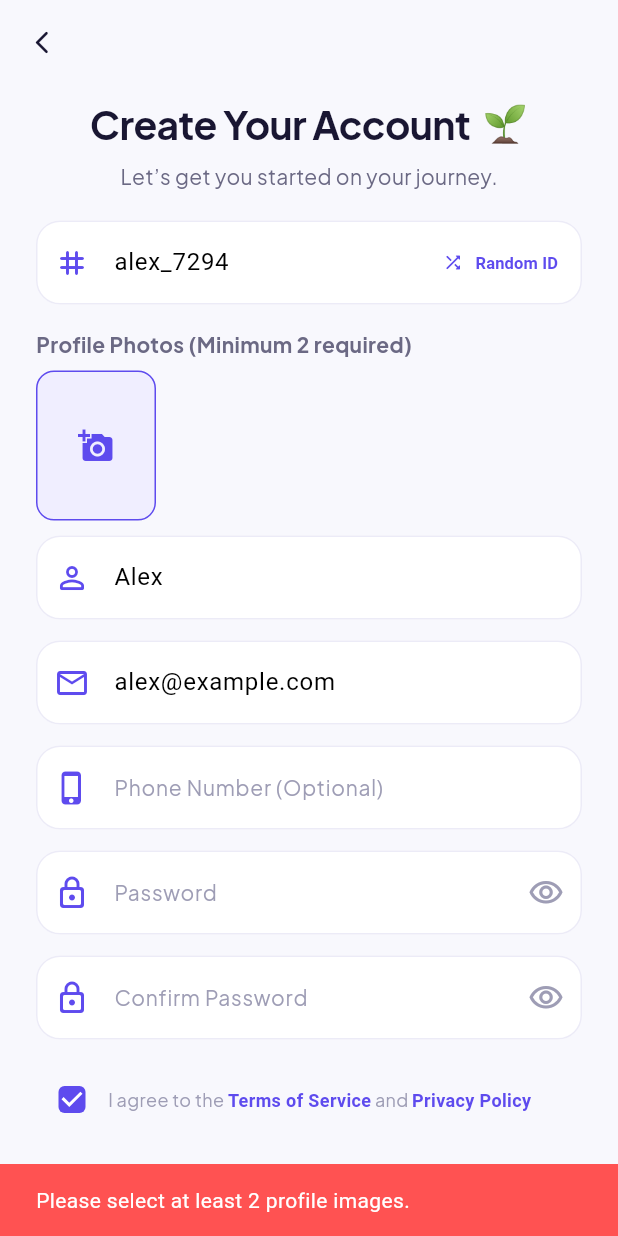
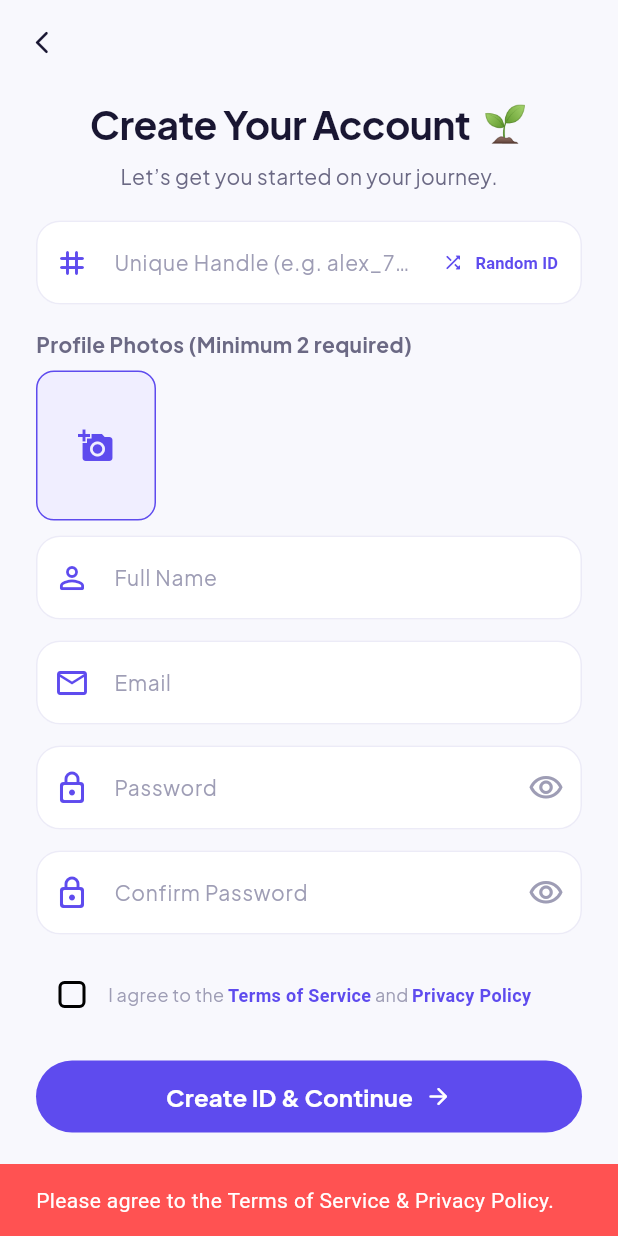
Before and after one commit to parasnath215/Wehere---AxioCraft, a Flutter app: the SignUpScreen screen opened by its route, after a tap on "Create ID & Continue", on a phone screen of 412 x 824 dp. Run offline on Flutter 3.47's test engine with Material 3 defaults, Android fonts, the light colour scheme and no system bars; our stand-ins replace dio, flutter_secure_storage, google_fonts, image_picker, socket_io_client; accounts and stored records are empty.

Commit message:
feat(frontend): Rebuild Signup screen to spec

```diff
--- a/lib/core/constants/app_constants.dart
+++ b/lib/core/constants/app_constants.dart
@@ -1,5 +1,5 @@
 class AppConstants {
-  static const String apiBaseUrl = String.fromEnvironment('API_URL', defaultValue: 'http://10.0.2.2:4000/api');
+  static const String apiBaseUrl = String.fromEnvironment('API_URL', defaultValue: 'https://api.wehere.app/api');
   static const String appName = 'Wehere';
   static const String appTagline = 'A safe place to talk, connect and heal.';
   static const String safeSpaceNotice =
--- a/lib/core/network/api_client.dart
+++ b/lib/core/network/api_client.dart
@@ -7,7 +7,7 @@ class ApiClient {
 
   ApiClient() {
     dio = Dio(BaseOptions(
-      baseUrl: const String.fromEnvironment('API_URL', defaultValue: 'http://localhost:3000/api'),
+      baseUrl: const String.fromEnvironment('API_URL', defaultValue: 'https://api.wehere.app/api'),
       connectTimeout: const Duration(seconds: 10),
       receiveTimeout: const Duration(seconds: 10),
       headers: {
--- a/lib/screens/auth/signup_screen.dart
+++ b/lib/screens/auth/signup_screen.dart
@@ -16,16 +16,15 @@ class SignUpScreen extends StatefulWidget {
 }
 
 class _SignUpScreenState extends State<SignUpScreen> {
-  final TextEditingController _handleController = TextEditingController(text: 'alex_7294');
-  final TextEditingController _nameController = TextEditingController(text: 'Alex');
-  final TextEditingController _emailController = TextEditingController(text: 'alex@example.com');
-  final TextEditingController _phoneController = TextEditingController();
+  final TextEditingController _handleController = TextEditingController();
+  final TextEditingController _nameController = TextEditingController();
+  final TextEditingController _emailController = TextEditingController();
   final TextEditingController _passwordController = TextEditingController();
   final TextEditingController _confirmPasswordController = TextEditingController();
 
   bool _obscurePassword = true;
   bool _obscureConfirmPassword = true;
-  bool _agreedToTerms = true;
+  bool _agreedToTerms = false;
 
   final List<String> _imagePaths = [];
   final ImagePicker _picker = ImagePicker();
@@ -67,6 +66,8 @@ class _SignUpScreenState extends State<SignUpScreen> {
 
   @override
   Widget build(BuildContext context) {
+    final auth = context.watch<AuthNotifier>();
+
     return Scaffold(
       backgroundColor: AppColors.background,
       appBar: AppBar(
@@ -189,17 +190,6 @@ class _SignUpScreenState extends State<SignUpScreen> {
               ),
               const SizedBox(height: 14),
 
-              // Phone Number (Optional)
-              TextField(
-                controller: _phoneController,
-                keyboardType: TextInputType.phone,
-                decoration: const InputDecoration(
-                  prefixIcon: Icon(Icons.phone_iphone_rounded, color: AppColors.primary),
-                  hintText: 'Phone Number (Optional)',
-                ),
-              ),
-              const SizedBox(height: 14),
-
               // Password
               TextField(
                 controller: _passwordController,
@@ -281,32 +271,56 @@ class _SignUpScreenState extends State<SignUpScreen> {
               const SizedBox(height: 20),
 
               // Sign Up Button
-              ElevatedButton(
-                onPressed: () async {
+              SizedBox(
+                width: double.infinity,
+                height: 48,
+                child: ElevatedButton(
+                  onPressed: auth.isLoading
+                      ? null
+                      : () async {
+                          if (!_agreedToTerms) {
+                            ScaffoldMessenger.of(context).showSnackBar(
+                              const SnackBar(content: Text('Please agree to the Terms of Service & Privacy Policy.'), backgroundColor: Colors.redAccent),
+                            );
+                            return;
+                          }
                           if (_imagePaths.length < 2) {
                             ScaffoldMessenger.of(context).showSnackBar(
                               const SnackBar(content: Text('Please select at least 2 profile images.'), backgroundColor: Colors.redAccent),
                             );
                             return;
                           }
-
-                  final auth = context.read<AuthNotifier>();
-                  final appState = context.read<AppState>();
                           final name = _nameController.text.trim();
                           final email = _emailController.text.trim();
                           final pass = _passwordController.text.trim();
+                          final confirmPass = _confirmPasswordController.text.trim();
                           final handle = _handleController.text.trim();
 
+                          if (name.isEmpty || email.isEmpty || pass.isEmpty || handle.isEmpty) {
+                            ScaffoldMessenger.of(context).showSnackBar(
+                              const SnackBar(content: Text('Please fill all the required fields.'), backgroundColor: Colors.redAccent),
+                            );
+                            return;
+                          }
+
+                          if (pass != confirmPass) {
+                            ScaffoldMessenger.of(context).showSnackBar(
+                              const SnackBar(content: Text('Passwords do not match.'), backgroundColor: Colors.redAccent),
+                            );
+                            return;
+                          }
+
+                          final appState = context.read<AppState>();
                           final success = await auth.register(
-                    name.isNotEmpty ? name : 'Alex',
-                    email.isNotEmpty ? email : 'alex@wehere.com',
-                    pass.isNotEmpty ? pass : 'secret123',
-                    customHandle: handle.isNotEmpty ? handle : null,
+                            name,
+                            email,
+                            pass,
+                            customHandle: handle,
                             imagePaths: _imagePaths,
                           );
 
                           if (success) {
-                    appState.onboardingName = name.isNotEmpty ? name : 'Alex';
+                            appState.onboardingName = name;
                             if (context.mounted) {
                               Navigator.pushNamed(
                                 context,
@@ -320,13 +334,20 @@ class _SignUpScreenState extends State<SignUpScreen> {
                             );
                           }
                         },
-                child: const Row(
+                  child: auth.isLoading
+                      ? const SizedBox(
+                          height: 20,
+                          width: 20,
+                          child: CircularProgressIndicator(strokeWidth: 2, color: Colors.white),
+                        )
+                      : const Row(
                           mainAxisAlignment: MainAxisAlignment.center,
                           children: [
                             Text('Create ID & Continue', style: TextStyle(fontSize: 16, fontWeight: FontWeight.bold)),
                             SizedBox(width: 8),
                             Icon(Icons.arrow_forward_rounded, size: 18),
                           ],
+                        ),
                 ),
               ),
               const SizedBox(height: 16),
@@ -353,116 +374,6 @@ class _SignUpScreenState extends State<SignUpScreen> {
 
               const SizedBox(height: 24),
 
-              // Divider "or sign up with"
-              Row(
-                children: [
-                  const Expanded(child: Divider(color: AppColors.cardBorder)),
-                  Padding(
-                    padding: const EdgeInsets.symmetric(horizontal: 12),
-                    child: Text('or sign up with', style: AppTextStyles.caption),
-                  ),
-                  const Expanded(child: Divider(color: AppColors.cardBorder)),
-                ],
-              ),
-              const SizedBox(height: 20),
-
-              // Social OAuth Buttons (Google & Apple Only)
-              Row(
-                children: [
-                  _buildOAuthButton(
-                    label: 'Google',
-                    icon: Container(
-                      width: 22,
-                      height: 22,
-                      alignment: Alignment.center,
-                      child: const Text('G', style: TextStyle(fontWeight: FontWeight.w900, fontSize: 16, color: Color(0xFF4285F4))),
-                    ),
-                    onTap: () async {
-                      final auth = context.read<AuthNotifier>();
-                      final appState = context.read<AppState>();
-                      ScaffoldMessenger.of(context).showSnackBar(
-                        const SnackBar(content: Text('Signing up with Google Account... 🌱'), duration: Duration(seconds: 1)),
-                      );
-                      final success = await auth.register(
-                        _nameController.text.isNotEmpty ? _nameController.text : 'Alex',
-                        'alex@gmail.com',
-                        'demo1234',
-                        customHandle: _handleController.text.isNotEmpty ? _handleController.text : null,
-                      );
-                      if (success) {
-                        appState.onboardingName = _nameController.text.isNotEmpty ? _nameController.text : 'Alex';
-                        if (context.mounted) {
-                          Navigator.pushNamed(context, AppRoutes.onboarding);
-                        }
-                      }
-                    },
-                  ),
-                  const SizedBox(width: 14),
-                  _buildOAuthButton(
-                    label: 'Apple',
-                    icon: const Icon(Icons.apple_rounded, size: 20, color: Colors.black),
-                    onTap: () async {
-                      final auth = context.read<AuthNotifier>();
-                      final appState = context.read<AppState>();
-                      ScaffoldMessenger.of(context).showSnackBar(
-                        const SnackBar(content: Text('Signing up with Apple ID... '), duration: Duration(seconds: 1)),
-                      );
-                      final success = await auth.register(
-                        _nameController.text.isNotEmpty ? _nameController.text : 'Alex',
-                        'alex@apple.com',
-                        'demo1234',
-                        customHandle: _handleController.text.isNotEmpty ? _handleController.text : null,
-                      );
-                      if (success) {
-                        appState.onboardingName = _nameController.text.isNotEmpty ? _nameController.text : 'Alex';
-                        if (context.mounted) {
-                          Navigator.pushNamed(context, AppRoutes.onboarding);
-                        }
-                      }
-                    },
-                  ),
-                ],
-              ),
-              const SizedBox(height: 24),
-            ],
-          ),
-        ),
-      ),
-    );
-  }
-
-  Widget _buildOAuthButton({
-    required String label,
-    required Widget icon,
-    required VoidCallback onTap,
-  }) {
-    return Expanded(
-      child: InkWell(
-        onTap: onTap,
-        borderRadius: BorderRadius.circular(16),
-        child: Container(
-          height: 48,
-          decoration: BoxDecoration(
-            color: Colors.white,
-            borderRadius: BorderRadius.circular(16),
-            border: Border.all(color: AppColors.cardBorder),
-            boxShadow: [
-              BoxShadow(
-                color: Colors.black.withValues(alpha: 0.03),
-                blurRadius: 8,
-                offset: const Offset(0, 2),
-              ),
-            ],
-          ),
-          child: Row(
-            mainAxisAlignment: MainAxisAlignment.center,
-            children: [
-              icon,
-              const SizedBox(width: 8),
-              Text(
-                'Sign up with $label',
-                style: const TextStyle(fontWeight: FontWeight.w600, fontSize: 12, color: AppColors.textPrimary),
-              ),
             ],
           ),
         ),
```
Lines whose indentation alone changed are shown as unchanged.
